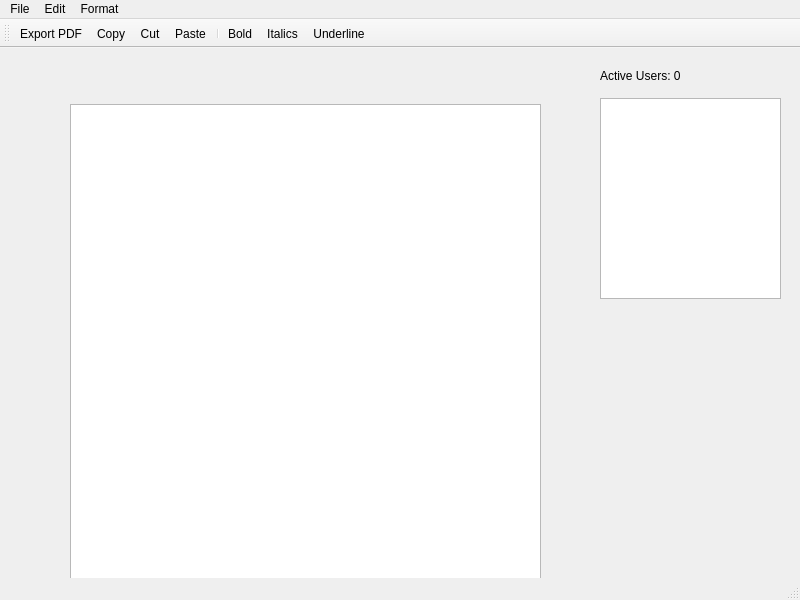
Qt form concurrentTextEditor/editor.ui (scottiexdev/concurrentTextEditor) before a commit.
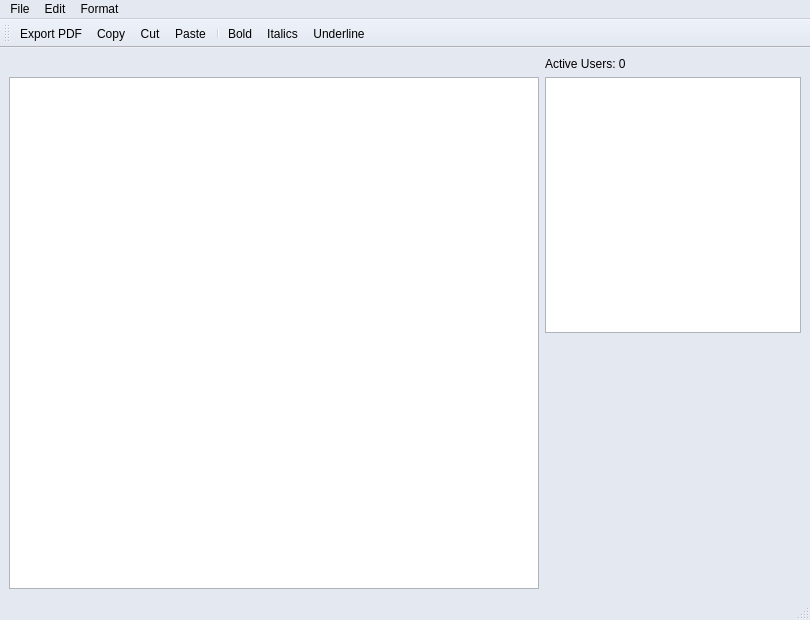
The same form after that commit. Custom widgets are drawn as their Qt base class.

Commit message: First steps UI rework - changed background

```diff
--- a/concurrentTextEditor/editor.ui
+++ b/concurrentTextEditor/editor.ui
@@ -6,55 +6,505 @@
    <rect>
     <x>0</x>
     <y>0</y>
-    <width>800</width>
-    <height>600</height>
+    <width>810</width>
+    <height>620</height>
    </rect>
   </property>
+  <property name="minimumSize">
+   <size>
+    <width>810</width>
+    <height>620</height>
+   </size>
+  </property>
+  <property name="palette">
+   <palette>
+    <active>
+     <colorrole role="WindowText">
+      <brush brushstyle="SolidPattern">
+       <color alpha="255">
+        <red>0</red>
+        <green>0</green>
+        <blue>0</blue>
+       </color>
+      </brush>
+     </colorrole>
+     <colorrole role="Button">
+      <brush brushstyle="SolidPattern">
+       <color alpha="255">
+        <red>228</red>
+        <green>232</green>
+        <blue>240</blue>
+       </color>
+      </brush>
+     </colorrole>
+     <colorrole role="Light">
+      <brush brushstyle="SolidPattern">
+       <color alpha="255">
+        <red>255</red>
+        <green>255</green>
+        <blue>255</blue>
+       </color>
+      </brush>
+     </colorrole>
+     <colorrole role="Midlight">
+      <brush brushstyle="SolidPattern">
+       <color alpha="255">
+        <red>241</red>
+        <green>243</green>
+        <blue>247</blue>
+       </color>
+      </brush>
+     </colorrole>
+     <colorrole role="Dark">
+      <brush brushstyle="SolidPattern">
+       <color alpha="255">
+        <red>114</red>
+        <green>116</green>
+        <blue>120</blue>
+       </color>
+      </brush>
+     </colorrole>
+     <colorrole role="Mid">
+      <brush brushstyle="SolidPattern">
+       <color alpha="255">
+        <red>152</red>
+        <green>155</green>
+        <blue>160</blue>
+       </color>
+      </brush>
+     </colorrole>
+     <colorrole role="Text">
+      <brush brushstyle="SolidPattern">
+       <color alpha="255">
+        <red>0</red>
+        <green>0</green>
+        <blue>0</blue>
+       </color>
+      </brush>
+     </colorrole>
+     <colorrole role="BrightText">
+      <brush brushstyle="SolidPattern">
+       <color alpha="255">
+        <red>255</red>
+        <green>255</green>
+        <blue>255</blue>
+       </color>
+      </brush>
+     </colorrole>
+     <colorrole role="ButtonText">
+      <brush brushstyle="SolidPattern">
+       <color alpha="255">
+        <red>0</red>
+        <green>0</green>
+        <blue>0</blue>
+       </color>
+      </brush>
+     </colorrole>
+     <colorrole role="Base">
+      <brush brushstyle="SolidPattern">
+       <color alpha="255">
+        <red>255</red>
+        <green>255</green>
+        <blue>255</blue>
+       </color>
+      </brush>
+     </colorrole>
+     <colorrole role="Window">
+      <brush brushstyle="SolidPattern">
+       <color alpha="255">
+        <red>228</red>
+        <green>232</green>
+        <blue>240</blue>
+       </color>
+      </brush>
+     </colorrole>
+     <colorrole role="Shadow">
+      <brush brushstyle="SolidPattern">
+       <color alpha="255">
+        <red>0</red>
+        <green>0</green>
+        <blue>0</blue>
+       </color>
+      </brush>
+     </colorrole>
+     <colorrole role="AlternateBase">
+      <brush brushstyle="SolidPattern">
+       <color alpha="255">
+        <red>241</red>
+        <green>243</green>
+        <blue>247</blue>
+       </color>
+      </brush>
+     </colorrole>
+     <colorrole role="ToolTipBase">
+      <brush brushstyle="SolidPattern">
+       <color alpha="255">
+        <red>255</red>
+        <green>255</green>
+        <blue>220</blue>
+       </color>
+      </brush>
+     </colorrole>
+     <colorrole role="ToolTipText">
+      <brush brushstyle="SolidPattern">
+       <color alpha="255">
+        <red>0</red>
+        <green>0</green>
+        <blue>0</blue>
+       </color>
+      </brush>
+     </colorrole>
+     <colorrole role="PlaceholderText">
+      <brush brushstyle="SolidPattern">
+       <color alpha="128">
+        <red>0</red>
+        <green>0</green>
+        <blue>0</blue>
+       </color>
+      </brush>
+     </colorrole>
+    </active>
+    <inactive>
+     <colorrole role="WindowText">
+      <brush brushstyle="SolidPattern">
+       <color alpha="255">
+        <red>0</red>
+        <green>0</green>
+        <blue>0</blue>
+       </color>
+      </brush>
+     </colorrole>
+     <colorrole role="Button">
+      <brush brushstyle="SolidPattern">
+       <color alpha="255">
+        <red>228</red>
+        <green>232</green>
+        <blue>240</blue>
+       </color>
+      </brush>
+     </colorrole>
+     <colorrole role="Light">
+      <brush brushstyle="SolidPattern">
+       <color alpha="255">
+        <red>255</red>
+        <green>255</green>
+        <blue>255</blue>
+       </color>
+      </brush>
+     </colorrole>
+     <colorrole role="Midlight">
+      <brush brushstyle="SolidPattern">
+       <color alpha="255">
+        <red>241</red>
+        <green>243</green>
+        <blue>247</blue>
+       </color>
+      </brush>
+     </colorrole>
+     <colorrole role="Dark">
+      <brush brushstyle="SolidPattern">
+       <color alpha="255">
+        <red>114</red>
+        <green>116</green>
+        <blue>120</blue>
+       </color>
+      </brush>
+     </colorrole>
+     <colorrole role="Mid">
+      <brush brushstyle="SolidPattern">
+       <color alpha="255">
+        <red>152</red>
+        <green>155</green>
+        <blue>160</blue>
+       </color>
+      </brush>
+     </colorrole>
+     <colorrole role="Text">
+      <brush brushstyle="SolidPattern">
+       <color alpha="255">
+        <red>0</red>
+        <green>0</green>
+        <blue>0</blue>
+       </color>
+      </brush>
+     </colorrole>
+     <colorrole role="BrightText">
+      <brush brushstyle="SolidPattern">
+       <color alpha="255">
+        <red>255</red>
+        <green>255</green>
+        <blue>255</blue>
+       </color>
+      </brush>
+     </colorrole>
+     <colorrole role="ButtonText">
+      <brush brushstyle="SolidPattern">
+       <color alpha="255">
+        <red>0</red>
+        <green>0</green>
+        <blue>0</blue>
+       </color>
+      </brush>
+     </colorrole>
+     <colorrole role="Base">
+      <brush brushstyle="SolidPattern">
+       <color alpha="255">
+        <red>255</red>
+        <green>255</green>
+        <blue>255</blue>
+       </color>
+      </brush>
+     </colorrole>
+     <colorrole role="Window">
+      <brush brushstyle="SolidPattern">
+       <color alpha="255">
+        <red>228</red>
+        <green>232</green>
+        <blue>240</blue>
+       </color>
+      </brush>
+     </colorrole>
+     <colorrole role="Shadow">
+      <brush brushstyle="SolidPattern">
+       <color alpha="255">
+        <red>0</red>
+        <green>0</green>
+        <blue>0</blue>
+       </color>
+      </brush>
+     </colorrole>
+     <colorrole role="AlternateBase">
+      <brush brushstyle="SolidPattern">
+       <color alpha="255">
+        <red>241</red>
+        <green>243</green>
+        <blue>247</blue>
+       </color>
+      </brush>
+     </colorrole>
+     <colorrole role="ToolTipBase">
+      <brush brushstyle="SolidPattern">
+       <color alpha="255">
+        <red>255</red>
+        <green>255</green>
+        <blue>220</blue>
+       </color>
+      </brush>
+     </colorrole>
+     <colorrole role="ToolTipText">
+      <brush brushstyle="SolidPattern">
+       <color alpha="255">
+        <red>0</red>
+        <green>0</green>
+        <blue>0</blue>
+       </color>
+      </brush>
+     </colorrole>
+     <colorrole role="PlaceholderText">
+      <brush brushstyle="SolidPattern">
+       <color alpha="128">
+        <red>0</red>
+        <green>0</green>
+        <blue>0</blue>
+       </color>
+      </brush>
+     </colorrole>
+    </inactive>
+    <disabled>
+     <colorrole role="WindowText">
+      <brush brushstyle="SolidPattern">
+       <color alpha="255">
+        <red>114</red>
+        <green>116</green>
+        <blue>120</blue>
+       </color>
+      </brush>
+     </colorrole>
+     <colorrole role="Button">
+      <brush brushstyle="SolidPattern">
+       <color alpha="255">
+        <red>228</red>
+        <green>232</green>
+        <blue>240</blue>
+       </color>
+      </brush>
+     </colorrole>
+     <colorrole role="Light">
+      <brush brushstyle="SolidPattern">
+       <color alpha="255">
+        <red>255</red>
+        <green>255</green>
+        <blue>255</blue>
+       </color>
+      </brush>
+     </colorrole>
+     <colorrole role="Midlight">
+      <brush brushstyle="SolidPattern">
+       <color alpha="255">
+        <red>241</red>
+        <green>243</green>
+        <blue>247</blue>
+       </color>
+      </brush>
+     </colorrole>
+     <colorrole role="Dark">
+      <brush brushstyle="SolidPattern">
+       <color alpha="255">
+        <red>114</red>
+        <green>116</green>
+        <blue>120</blue>
+       </color>
+      </brush>
+     </colorrole>
+     <colorrole role="Mid">
+      <brush brushstyle="SolidPattern">
+       <color alpha="255">
+        <red>152</red>
+        <green>155</green>
+        <blue>160</blue>
+       </color>
+      </brush>
+     </colorrole>
+     <colorrole role="Text">
+      <brush brushstyle="SolidPattern">
+       <color alpha="255">
+        <red>114</red>
+        <green>116</green>
+        <blue>120</blue>
+       </color>
+      </brush>
+     </colorrole>
+     <colorrole role="BrightText">
+      <brush brushstyle="SolidPattern">
+       <color alpha="255">
+        <red>255</red>
+        <green>255</green>
+        <blue>255</blue>
+       </color>
+      </brush>
+     </colorrole>
+     <colorrole role="ButtonText">
+      <brush brushstyle="SolidPattern">
+       <color alpha="255">
+        <red>114</red>
+        <green>116</green>
+        <blue>120</blue>
+       </color>
+      </brush>
+     </colorrole>
+     <colorrole role="Base">
+      <brush brushstyle="SolidPattern">
+       <color alpha="255">
+        <red>228</red>
+        <green>232</green>
+        <blue>240</blue>
+       </color>
+      </brush>
+     </colorrole>
+     <colorrole role="Window">
+      <brush brushstyle="SolidPattern">
+       <color alpha="255">
+        <red>228</red>
+        <green>232</green>
+        <blue>240</blue>
+       </color>
+      </brush>
+     </colorrole>
+     <colorrole role="Shadow">
+      <brush brushstyle="SolidPattern">
+       <color alpha="255">
+        <red>0</red>
+        <green>0</green>
+        <blue>0</blue>
+       </color>
+      </brush>
+     </colorrole>
+     <colorrole role="AlternateBase">
+      <brush brushstyle="SolidPattern">
+       <color alpha="255">
+        <red>228</red>
+        <green>232</green>
+        <blue>240</blue>
+       </color>
+      </brush>
+     </colorrole>
+     <colorrole role="ToolTipBase">
+      <brush brushstyle="SolidPattern">
+       <color alpha="255">
+        <red>255</red>
+        <green>255</green>
+        <blue>220</blue>
+       </color>
+      </brush>
+     </colorrole>
+     <colorrole role="ToolTipText">
+      <brush brushstyle="SolidPattern">
+       <color alpha="255">
+        <red>0</red>
+        <green>0</green>
+        <blue>0</blue>
+       </color>
+      </brush>
+     </colorrole>
+     <colorrole role="PlaceholderText">
+      <brush brushstyle="SolidPattern">
+       <color alpha="128">
+        <red>0</red>
+        <green>0</green>
+        <blue>0</blue>
+       </color>
+      </brush>
+     </colorrole>
+    </disabled>
+   </palette>
+  </property>
   <property name="windowTitle">
    <string>MainWindow</string>
   </property>
   <widget class="QWidget" name="centralwidget">
-   <widget class="QListWidget" name="listWidget">
-    <property name="geometry">
-     <rect>
-      <x>600</x>
-      <y>50</y>
-      <width>181</width>
-      <height>201</height>
-     </rect>
-    </property>
-   </widget>
-   <widget class="EditorController" name="editorController">
-    <property name="geometry">
-     <rect>
-      <x>70</x>
-      <y>56</y>
-      <width>471</width>
-      <height>481</height>
-     </rect>
-    </property>
-   </widget>
-   <widget class="QLabel" name="activeUsers">
-    <property name="geometry">
-     <rect>
-      <x>600</x>
-      <y>20</y>
-      <width>141</width>
-      <height>16</height>
-     </rect>
-    </property>
-    <property name="text">
-     <string>Active Users: 0</string>
-    </property>
-   </widget>
+   <layout class="QGridLayout" name="gridLayout">
+    <item row="1" column="0" rowspan="2">
+     <widget class="EditorController" name="editorController"/>
+    </item>
+    <item row="0" column="1">
+     <widget class="QLabel" name="activeUsers">
+      <property name="text">
+       <string>Active Users: 0</string>
+      </property>
+     </widget>
+    </item>
+    <item row="2" column="1">
+     <spacer name="verticalSpacer">
+      <property name="orientation">
+       <enum>Qt::Vertical</enum>
+      </property>
+      <property name="sizeHint" stdset="0">
+       <size>
+        <width>20</width>
+        <height>250</height>
+       </size>
+      </property>
+     </spacer>
+    </item>
+    <item row="1" column="1">
+     <widget class="QListWidget" name="listWidget">
+      <property name="sizePolicy">
+       <sizepolicy hsizetype="Fixed" vsizetype="Expanding">
+        <horstretch>0</horstretch>
+        <verstretch>0</verstretch>
+       </sizepolicy>
+      </property>
+     </widget>
+    </item>
+   </layout>
   </widget>
   <widget class="QMenuBar" name="menubar">
    <property name="geometry">
     <rect>
      <x>0</x>
      <y>0</y>
-     <width>800</width>
-     <height>20</height>
+     <width>810</width>
+     <height>21</height>
     </rect>
    </property>
    <widget class="QMenu" name="menuFile">
```
The commit also changes 4 other files.
